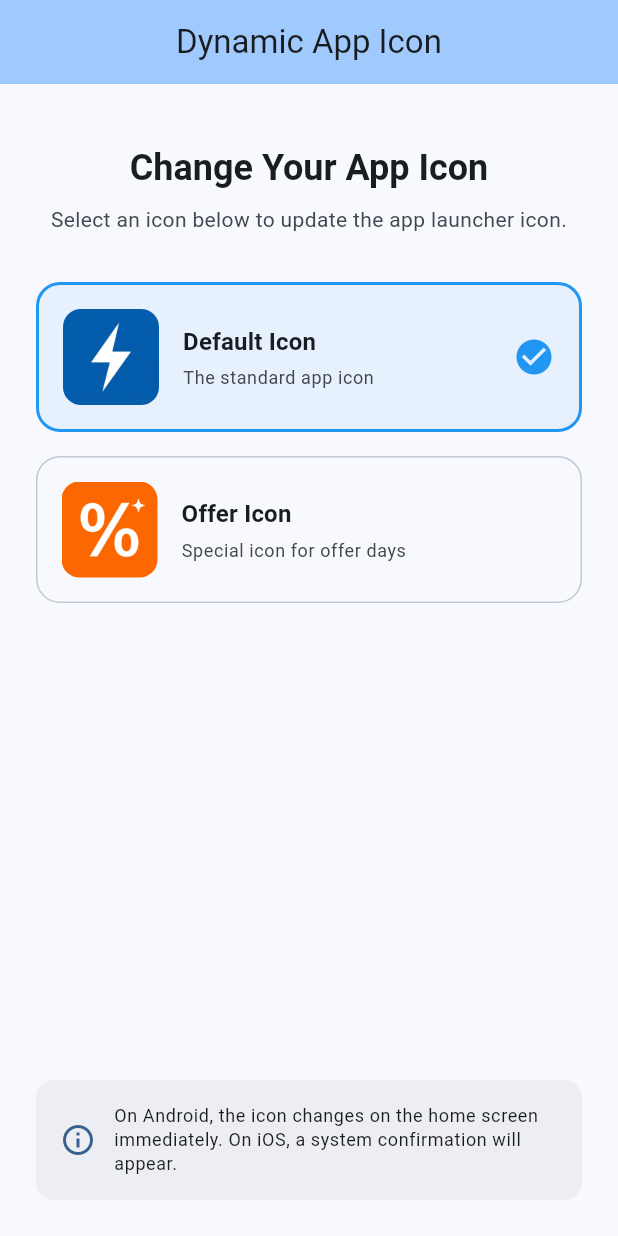
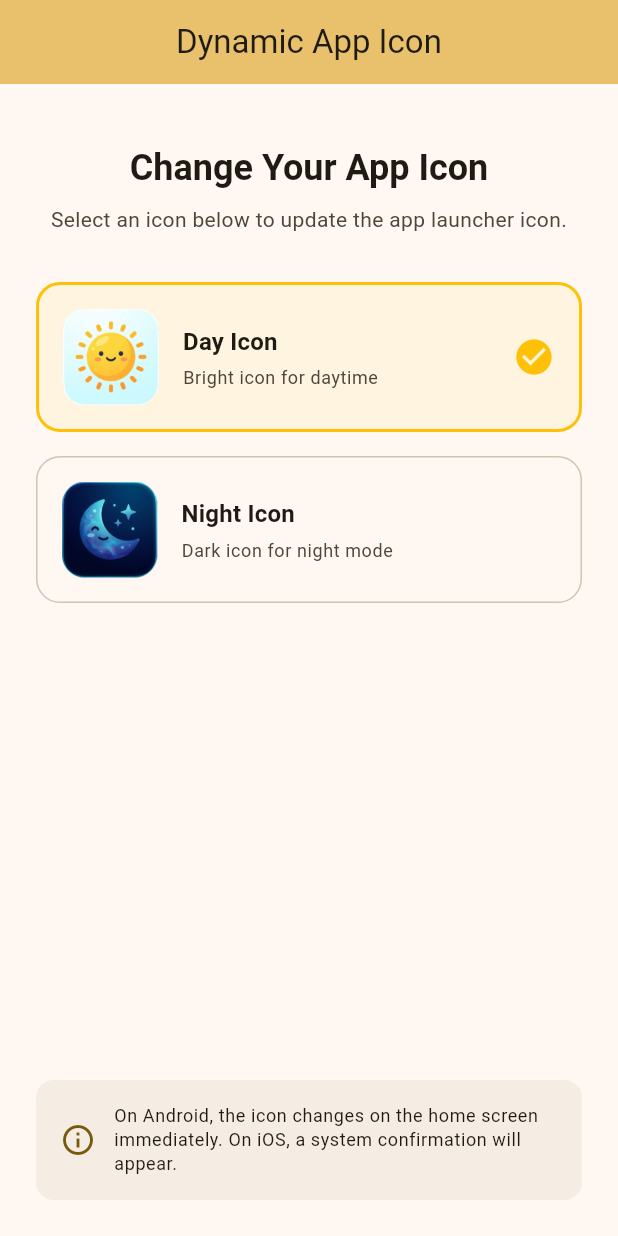
Before and after one commit to Diaa-Elgendy/flutter-dynamic-app-icon, a Flutter app: the screen it shows after launch, on a phone screen of 412 x 824 dp. Run offline on Flutter 3.47's test engine with Material 3 defaults, Android fonts, the phone set to English and light mode, and no system bars.

Commit message:
Change app icons and theme

```diff
--- a/lib/main.dart
+++ b/lib/main.dart
@@ -14,7 +14,7 @@ class MyApp extends StatelessWidget {
       title: 'Dynamic App Icon',
       debugShowCheckedModeBanner: false,
       theme: ThemeData(
-        colorScheme: ColorScheme.fromSeed(seedColor: Colors.blue),
+        colorScheme: ColorScheme.fromSeed(seedColor: Colors.amber),
         useMaterial3: true,
       ),
       home: const DynamicIconPage(),
@@ -30,7 +30,7 @@ class DynamicIconPage extends StatefulWidget {
 }
 
 class _DynamicIconPageState extends State<DynamicIconPage> {
-  String _currentIcon = 'Default';
+  String _currentIcon = 'Day';
   bool _isLoading = false;
 
   @override
@@ -42,21 +42,21 @@ class _DynamicIconPageState extends State<DynamicIconPage> {
   Future<void> _loadCurrentIcon() async {
     if (mounted) {
       setState(() {
-        _currentIcon = 'Default';
+        _currentIcon ='Day';
       });
     }
   }
 
-  Future<void> _changeIcon({required bool isOffer}) async {
+  Future<void> _changeIcon({required bool isNight}) async {
     if (_isLoading) return;
 
     setState(() => _isLoading = true);
 
     try {
-      if (isOffer) {
-        _currentIcon = 'Offer';
+      if (isNight) {
+        _currentIcon = 'Night';
       } else {
-        _currentIcon = 'Default';
+        _currentIcon = 'Day';
       }
     } on PlatformException catch (e) {
       if (mounted) {
@@ -104,21 +104,21 @@ class _DynamicIconPageState extends State<DynamicIconPage> {
             ),
             const SizedBox(height: 32),
             _IconOptionCard(
-              title: 'Default Icon',
-              subtitle: 'The standard app icon',
-              assetPath: 'assets/icons/default_icon.png',
-              isSelected: _currentIcon == 'Default',
-              accentColor: Colors.blue,
-              onTap: () => _changeIcon(isOffer: false),
+              title: 'Day Icon',
+              subtitle: 'Bright icon for daytime',
+              assetPath: 'assets/icons/day_icon.png',
+              isSelected: _currentIcon == 'Day',
+              accentColor: Colors.amber,
+              onTap: () => _changeIcon(isNight: false),
             ),
             const SizedBox(height: 16),
             _IconOptionCard(
-              title: 'Offer Icon',
-              subtitle: 'Special icon for offer days',
-              assetPath: 'assets/icons/offer_icon.png',
-              isSelected: _currentIcon == 'Offer',
-              accentColor: Colors.orange,
-              onTap: () => _changeIcon(isOffer: true),
+              title: 'Night Icon',
+              subtitle: 'Dark icon for night mode',
+              assetPath: 'assets/icons/night_icon.png',
+              isSelected: _currentIcon == 'Night',
+              accentColor: Colors.indigo,
+              onTap: () => _changeIcon(isNight: true),
             ),
             const Spacer(),
             Container(
```
Also changed, not shown: assets/icons/day_icon.png (added), assets/icons/default_icon.png (deleted), assets/icons/night_icon.png (added), assets/icons/offer_icon.png (deleted).
